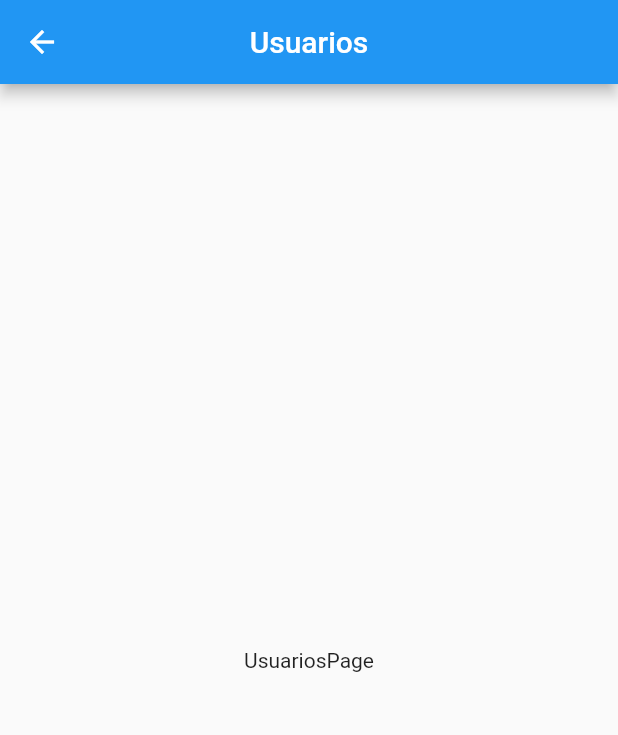
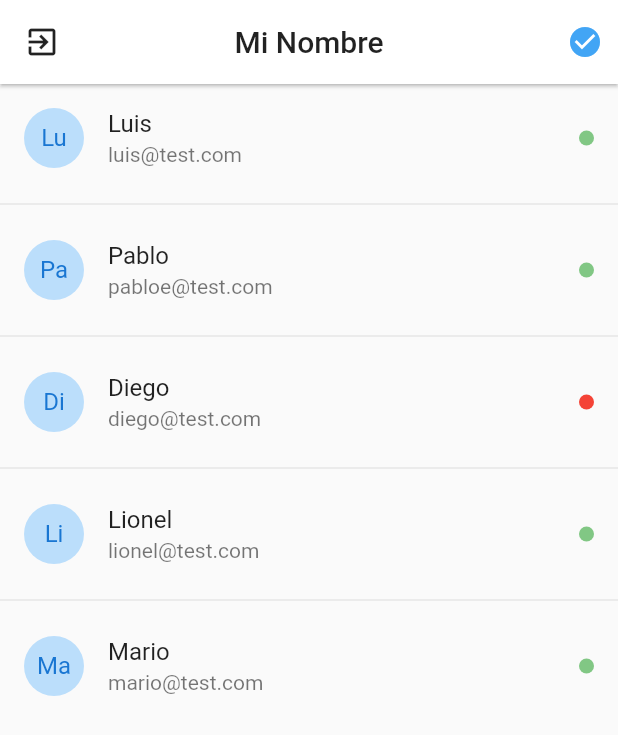
Before and after one commit to LuisPulenta/chat, a Flutter app: the UsuariosPage screen opened by its route, on a phone screen of 412 x 824 dp. Shown: the top 735 px of the screen. Run offline on Flutter 3.47's test engine with Material 2 defaults, Android fonts, the phone set to English and light mode, and no system bars; drawn by our look-alikes of pull_to_refresh.

Commit message:
Video 64

```diff
--- a/lib/main.dart
+++ b/lib/main.dart
@@ -9,7 +9,7 @@ class MyApp extends StatelessWidget {
     return MaterialApp(
       debugShowCheckedModeBanner: false,
       title: 'Chat',
-      initialRoute: 'login',
+      initialRoute: 'chat',
       routes: appRoutes,
     );
   }
--- /dev/null
+++ b/lib/models/usuario.dart
@@ -0,0 +1,12 @@
+class Usuario {
+  bool online;
+  String email;
+  String nombre;
+  String uid;
+
+  Usuario(
+      {required this.online,
+      required this.email,
+      required this.nombre,
+      required this.uid});
+}
--- a/lib/pages/usuarios_page.dart
+++ b/lib/pages/usuarios_page.dart
@@ -1,18 +1,93 @@
+import 'package:chat/models/usuario.dart';
 import 'package:flutter/material.dart';
+import 'package:pull_to_refresh/pull_to_refresh.dart';
 
-class UsuariosPage extends StatelessWidget {
+class UsuariosPage extends StatefulWidget {
   const UsuariosPage({Key? key}) : super(key: key);
 
+  @override
+  State<UsuariosPage> createState() => _UsuariosPageState();
+}
+
+class _UsuariosPageState extends State<UsuariosPage> {
+  RefreshController _refreshController =
+      RefreshController(initialRefresh: false);
+
+  final usuarios = [
+    Usuario(uid: '1', nombre: 'Luis', email: 'luis@test.com', online: true),
+    Usuario(uid: '2', nombre: 'Pablo', email: 'pabloe@test.com', online: true),
+    Usuario(uid: '3', nombre: 'Diego', email: 'diego@test.com', online: false),
+    Usuario(uid: '4', nombre: 'Lionel', email: 'lionel@test.com', online: true),
+    Usuario(uid: '5', nombre: 'Mario', email: 'mario@test.com', online: true),
+  ];
   @override
   Widget build(BuildContext context) {
     return Scaffold(
       appBar: AppBar(
-        title: Text('Usuarios'),
+        title: Text(
+          'Mi Nombre',
+          style: TextStyle(color: Colors.black87),
+        ),
+        elevation: 1,
+        backgroundColor: Colors.white,
+        leading: IconButton(
+            icon: Icon(
+              Icons.exit_to_app,
+              color: Colors.black87,
+            ),
+            onPressed: () {}),
         centerTitle: true,
+        actions: [
+          Container(
+            margin: EdgeInsets.only(right: 10),
+            child: Icon(Icons.check_circle, color: Colors.blue[400]),
+          )
+        ],
       ),
-      body: Center(
-        child: Text('UsuariosPage'),
+      body: SmartRefresher(
+        controller: _refreshController,
+        enablePullDown: true,
+        onRefresh: _cargarUsuarios,
+        header: WaterDropHeader(
+          complete: Icon(Icons.check, color: Colors.blue[400]),
+        ),
+        child: _listViewUsuarios(),
       ),
     );
   }
+
+  ListView _listViewUsuarios() {
+    return ListView.separated(
+      physics: BouncingScrollPhysics(),
+      itemCount: usuarios.length,
+      itemBuilder: (_, i) => _usuarioListTile(usuarios[i]),
+      separatorBuilder: (_, i) => Divider(),
+    );
+  }
+
+  ListTile _usuarioListTile(Usuario usuario) {
+    return ListTile(
+      title: Text(usuario.nombre),
+      subtitle: Text(usuario.email),
+      leading: CircleAvatar(
+        backgroundColor: Colors.blue[100],
+        child: Text(
+          usuario.nombre.substring(0, 2),
+        ),
+      ),
+      trailing: Container(
+        width: 10,
+        height: 10,
+        decoration: BoxDecoration(
+          color: usuario.online ? Colors.green[300] : Colors.red,
+          borderRadius: BorderRadius.circular(5),
+        ),
+      ),
+    );
+  }
+
+  _cargarUsuarios() async {
+    await Future.delayed(Duration(milliseconds: 1000));
+    _refreshController.refreshCompleted();
+  }
 }
--- a/pubspec.yaml
+++ b/pubspec.yaml
@@ -34,6 +34,7 @@ dependencies:
   # The following adds the Cupertino Icons font to your application.
   # Use with the CupertinoIcons class for iOS style icons.
   cupertino_icons: ^1.0.2
+  pull_to_refresh: ^2.0.0
 
 dev_dependencies:
   flutter_test:
```
Also changed, not shown: lib/pages/chat_page.dart (+102 -4 lines), pubspec.lock.
